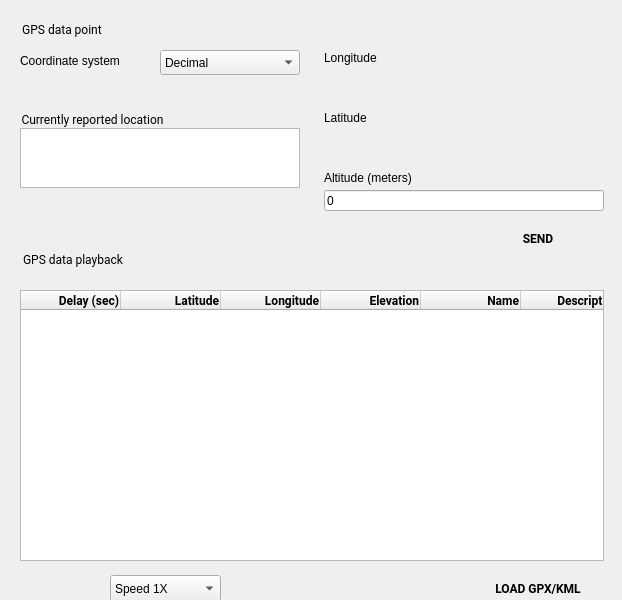
First picture: the form in android/android-emu/android/skin/qt/extended-pages/location-page.ui, repository aosp-mirror/platform_external_qemu, before the edit.
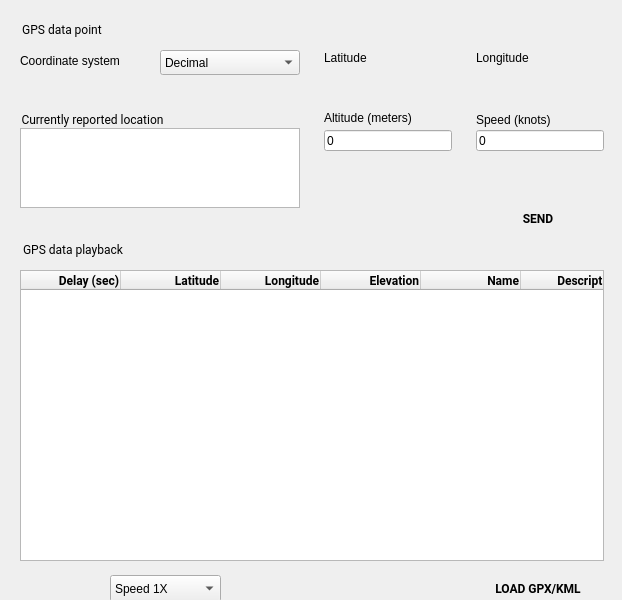
Second picture: the form after the edit. Icons and pictures are not drawn. Custom widgets are drawn as their Qt base class.

Commit message: Allow setting device speed on the Location page

Patch:
```diff
--- a/android/android-emu/android/skin/qt/extended-pages/location-page.ui
+++ b/android/android-emu/android/skin/qt/extended-pages/location-page.ui
@@ -81,7 +81,7 @@
    <property name="geometry">
     <rect>
      <x>472</x>
-     <y>220</y>
+     <y>200</y>
      <width>132</width>
      <height>36</height>
     </rect>
@@ -110,8 +110,8 @@
    <property name="geometry">
     <rect>
      <x>324</x>
-     <y>110</y>
-     <width>140</width>
+     <y>50</y>
+     <width>128</width>
      <height>16</height>
     </rect>
    </property>
@@ -166,9 +166,9 @@
   <widget class="QLabel" name="label_13">
    <property name="geometry">
     <rect>
-     <x>324</x>
+     <x>476</x>
      <y>50</y>
-     <width>140</width>
+     <width>128</width>
      <height>16</height>
     </rect>
    </property>
@@ -217,9 +217,9 @@
   <widget class="AngleInputWidget" name="loc_longitudeInput" native="true">
    <property name="geometry">
     <rect>
-     <x>324</x>
+     <x>476</x>
      <y>70</y>
-     <width>280</width>
+     <width>128</width>
      <height>21</height>
     </rect>
    </property>
@@ -231,8 +231,8 @@
    <property name="geometry">
     <rect>
      <x>324</x>
-     <y>130</y>
-     <width>280</width>
+     <y>70</y>
+     <width>128</width>
      <height>21</height>
     </rect>
    </property>
@@ -244,7 +244,7 @@
    <property name="geometry">
     <rect>
      <x>20</x>
-     <y>250</y>
+     <y>240</y>
      <width>180</width>
      <height>31</height>
     </rect>
@@ -270,9 +270,9 @@
    <property name="geometry">
     <rect>
      <x>20</x>
-     <y>290</y>
+     <y>270</y>
      <width>584</width>
-     <height>271</height>
+     <height>291</height>
     </rect>
    </property>
    <property name="font">
@@ -408,8 +408,8 @@
    <property name="geometry">
     <rect>
      <x>324</x>
-     <y>190</y>
-     <width>280</width>
+     <y>130</y>
+     <width>128</width>
      <height>21</height>
     </rect>
    </property>
@@ -430,8 +430,8 @@
    <property name="geometry">
     <rect>
      <x>324</x>
-     <y>170</y>
-     <width>140</width>
+     <y>110</y>
+     <width>128</width>
      <height>16</height>
     </rect>
    </property>
@@ -513,7 +513,7 @@
      <x>20</x>
      <y>128</y>
      <width>280</width>
-     <height>60</height>
+     <height>80</height>
     </rect>
    </property>
    <property name="font">
@@ -522,6 +522,44 @@
     </font>
    </property>
   </widget>
+  <widget class="QLineEdit" name="loc_speedInput">
+   <property name="geometry">
+    <rect>
+     <x>476</x>
+     <y>130</y>
+     <width>128</width>
+     <height>21</height>
+    </rect>
+   </property>
+   <property name="accessibleDescription">
+    <string>Speed in knots</string>
+   </property>
+   <property name="text">
+    <string>0</string>
+   </property>
+   <property name="class" stdset="0">
+    <string>EditableValue</string>
+   </property>
+   <property name="report_metrics" stdset="0">
+    <bool>false</bool>
+   </property>
+  </widget>
+  <widget class="QLabel" name="loc_speedLabel">
+   <property name="geometry">
+    <rect>
+     <x>476</x>
+     <y>110</y>
+     <width>128</width>
+     <height>20</height>
+    </rect>
+   </property>
+   <property name="text">
+    <string>Speed (knots)</string>
+   </property>
+   <property name="ColorGroup" stdset="0">
+    <string>Title</string>
+   </property>
+  </widget>
  </widget>
  <customwidgets>
   <customwidget>
```
The commit also changes 7 other files.
